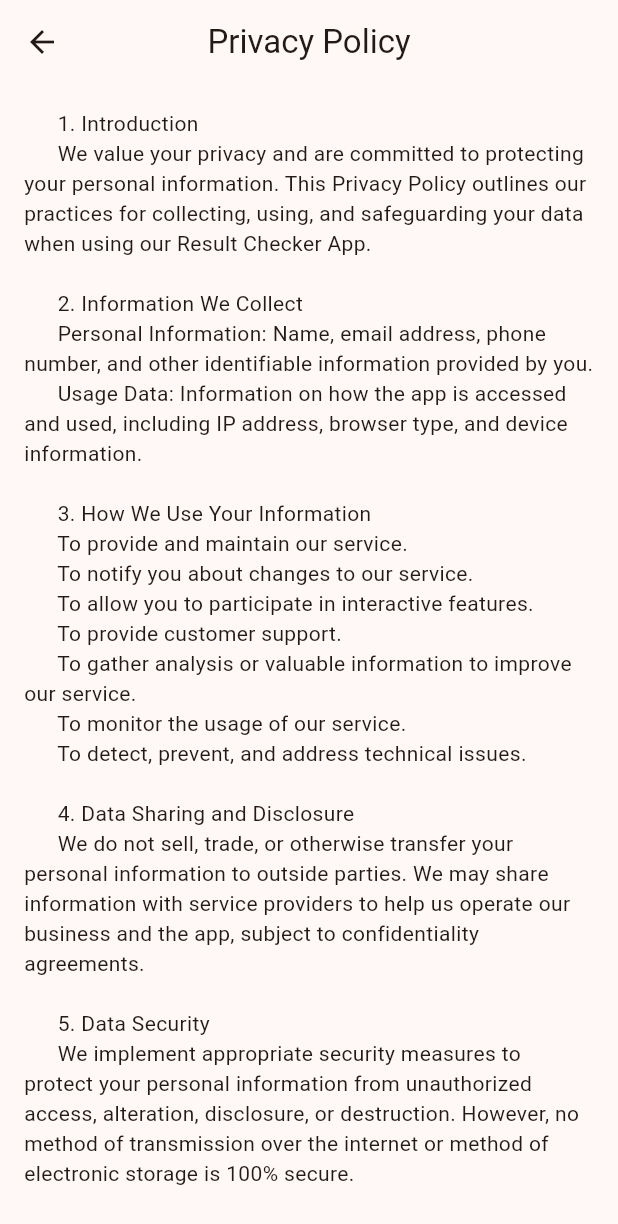
After one commit to ANTONINEUTRON/ful_result_checker, a Flutter app: the PrivacyPolicyPage screen opened directly, on a phone screen of 412 x 824 dp. The commit adds this screen. Shown: the top 1224 px of the screen. Run offline on Flutter 3.47's test engine with Material 3 defaults, Android fonts, the phone set to English and light mode, and no system bars; our stand-ins replace equatable, flutter_bloc, freezed_annotation, screenshot, share_plus.

Commit message:
done major stuff

```diff
--- a/lib/blocs/app_bloc.dart
+++ b/lib/blocs/app_bloc.dart
@@ -11,4 +11,7 @@ class AppBloc extends Cubit<AppState> {
     );
   }
 
+  void signOut() {
+    emit(const AppState());
+  }
 }
--- /dev/null
+++ b/lib/pages/privacy_policy_page.dart
@@ -0,0 +1,50 @@
+import 'package:flutter/material.dart';
+
+class PrivacyPolicyPage extends StatelessWidget {
+  const PrivacyPolicyPage({super.key});
+
+  @override
+  Widget build(BuildContext context) {
+    return Scaffold(
+      appBar: AppBar(
+        centerTitle: true,
+        title: Text("Privacy Policy"),
+      ),
+      body: Padding(
+        padding: const EdgeInsets.all(16),
+        child: Text("""
+      1. Introduction
+      We value your privacy and are committed to protecting your personal information. This Privacy Policy outlines our practices for collecting, using, and safeguarding your data when using our Result Checker App.
+
+      2. Information We Collect
+      Personal Information: Name, email address, phone number, and other identifiable information provided by you.
+      Usage Data: Information on how the app is accessed and used, including IP address, browser type, and device information.
+
+      3. How We Use Your Information
+      To provide and maintain our service.
+      To notify you about changes to our service.
+      To allow you to participate in interactive features.
+      To provide customer support.
+      To gather analysis or valuable information to improve our service.
+      To monitor the usage of our service.
+      To detect, prevent, and address technical issues.
+
+      4. Data Sharing and Disclosure
+      We do not sell, trade, or otherwise transfer your personal information to outside parties. We may share information with service providers to help us operate our business and the app, subject to confidentiality agreements.
+
+      5. Data Security
+      We implement appropriate security measures to protect your personal information from unauthorized access, alteration, disclosure, or destruction. However, no method of transmission over the internet or method of electronic storage is 100% secure.
+
+      6. Your Data Rights
+      You have the right to access, correct, or delete your personal information. You can update your information within the app or contact us directly for assistance.
+
+      7. Changes to This Privacy Policy
+      We may update our Privacy Policy from time to time. We will notify you of any changes by posting the new Privacy Policy on this page and updating the effective date.
+
+      8. Contact Us
+      If you have any questions or concerns about this Privacy Policy, please contact us at info@ful.com.
+        """),
+      ),
+    );
+  }
+}
--- a/pubspec.yaml
+++ b/pubspec.yaml
@@ -24,6 +24,7 @@ dependencies:
   screenshot: ^3.0.0
   path_provider: ^2.1.3
   share_plus: ^9.0.0
+  url_launcher: ^6.3.0
 
 dev_dependencies:
   flutter_test:
```
Also changed, not shown: lib/pages/dashboard_profile_view.dart (+52 -11 lines), pubspec.lock, 2 other files.
